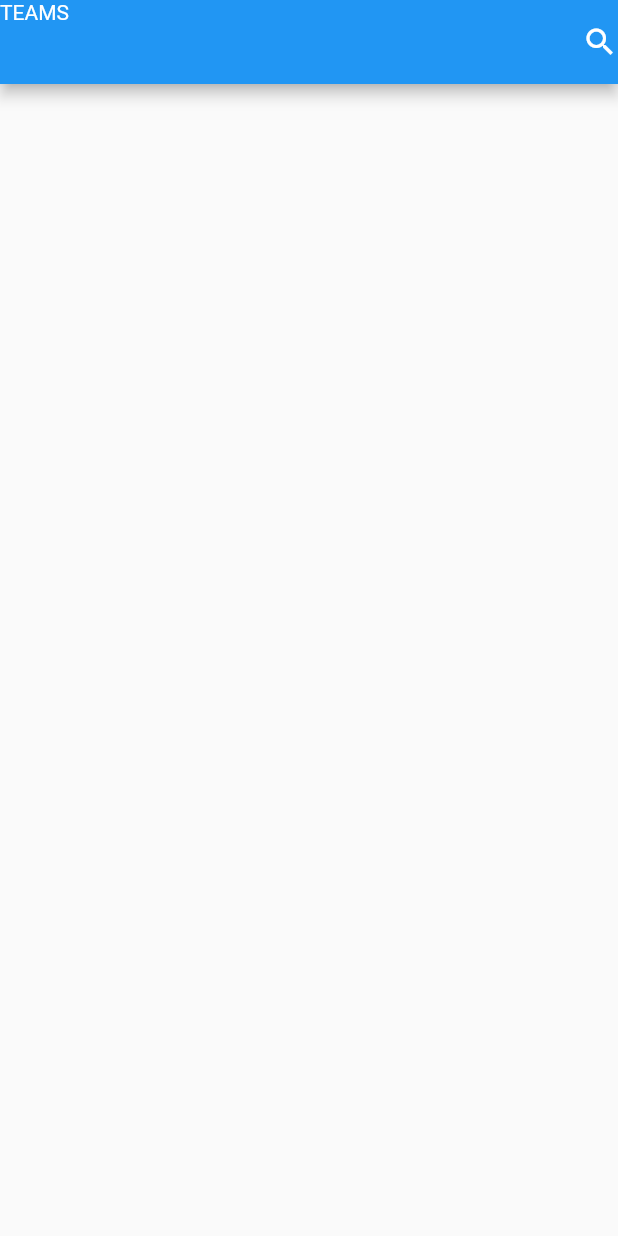
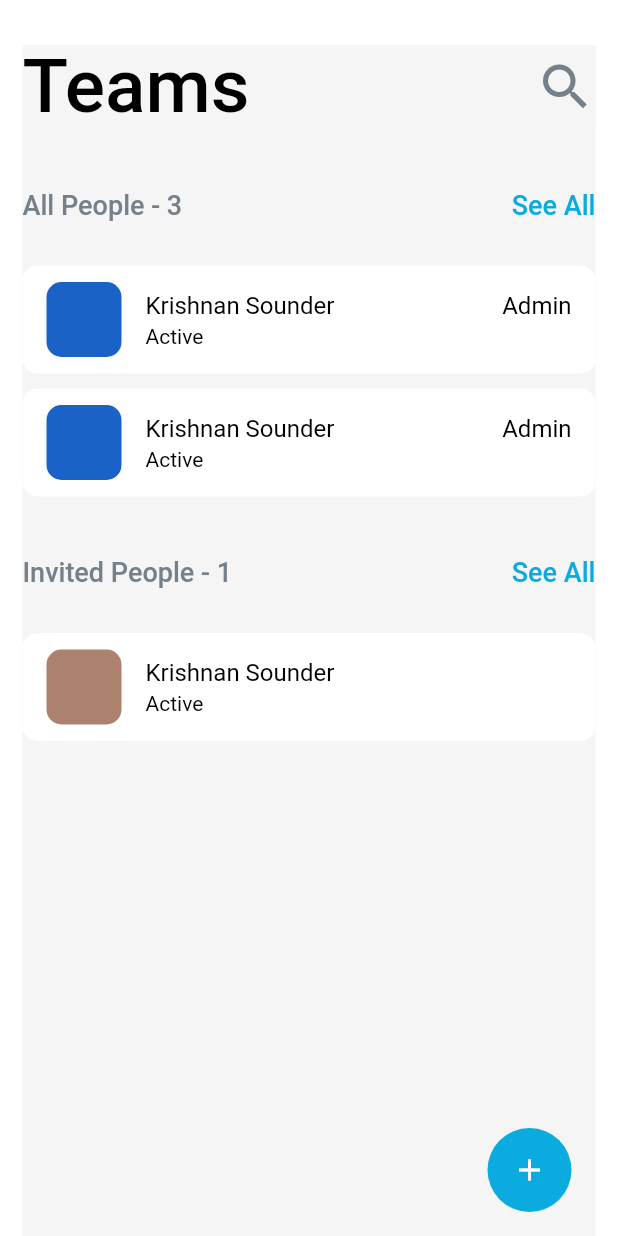
Before and after one commit to muhammedSalihT/marlo_task, a Flutter app: the ContractsScreen screen opened directly, on a phone screen of 412 x 824 dp. Run offline on Flutter 3.47's test engine with Material 2 defaults, Android fonts, the phone set to English and light mode, and no system bars; our stand-ins replace get; missing offline and left inert: iconify_flutter.

Commit message:
contract screen ui finished

```diff
--- a/lib/app/constants/color_const.dart
+++ b/lib/app/constants/color_const.dart
@@ -5,4 +5,6 @@ Color lightBlue = const Color(0xff0CABDF);
 Color grey = const Color(0xff75808A);
 Color darkBlue = const Color(0xff1A62C6);
 Color darkCream = const Color(0xffAC816E);
+Color skyBlue = const Color(0xff0CABDF);
+Color scaffoldWhite = Colors.grey[100]!;
 Color dark = Colors.black;
--- /dev/null
+++ b/lib/app/constants/space_box.dart
@@ -0,0 +1,40 @@
+import 'package:flutter/material.dart';
+
+const stdHeightBox = SizedBox(
+  height: 10,
+);
+const minHeightBox = SizedBox(
+  height: 5,
+);
+
+const mediumHeightBox = SizedBox(
+  height: 25,
+);
+
+const minWidthBox = SizedBox(
+  width: 5,
+);
+
+const stdWidthBox = SizedBox(
+  width: 10,
+);
+const medWidthBox = SizedBox(
+  width: 25,
+);
+const k20Width = SizedBox(
+  width: 20,
+);
+const k30Width = SizedBox(
+  width: 30,
+);
+const k40Height = SizedBox(
+  height: 40,
+);
+
+const k50Width = SizedBox(
+  width: 50,
+);
+
+const k100Width = SizedBox(
+  width: 100,
+);
--- a/lib/app/features/contracts/view/contracts_screen.dart
+++ b/lib/app/features/contracts/view/contracts_screen.dart
@@ -1,15 +1,138 @@
 import 'package:flutter/material.dart';
+import 'package:marlo_task/app/constants/color_const.dart';
+import 'package:marlo_task/app/constants/space_box.dart';
+import 'package:marlo_task/app/utilities/text_style_widget.dart';
 
 class ContractsScreen extends StatelessWidget {
   const ContractsScreen({Key? key}) : super(key: key);
 
   @override
   Widget build(BuildContext context) {
-    return Scaffold(
-      appBar: AppBar(
-        leading: const Text("TEAMS"),
-        actions: const [Icon(Icons.search)],
+    return Padding(
+      padding: const EdgeInsets.only(top: 30, left: 15, right: 15),
+      child: Scaffold(
+        appBar: AppBar(
+          automaticallyImplyLeading: false,
+          titleSpacing: 0,
+          title: const TextStyleWidget(
+            text: "Teams",
+            textSize: 50,
+          ),
+          actions: [
+            Icon(
+              Icons.search,
+              color: grey,
+              size: 40,
+            )
+          ],
+        ),
+        body: Column(
+          children: [
+            k40Height,
+            const HeadingWidgets(
+              head: "All People - 3",
+            ),
+            ListView.separated(
+              padding: const EdgeInsets.symmetric(vertical: 30),
+              shrinkWrap: true,
+              itemBuilder: (context, index) {
+                return Container(
+                  decoration: BoxDecoration(
+                      color: white, borderRadius: BorderRadius.circular(10)),
+                  child: ListTile(
+                    leading: Container(
+                      decoration: BoxDecoration(
+                          color: darkBlue,
+                          borderRadius: BorderRadius.circular(10)),
+                      height: 50,
+                      width: 50,
+                    ),
+                    title: Row(
+                      mainAxisAlignment: MainAxisAlignment.spaceBetween,
+                      children: const [
+                        TextStyleWidget(text: "Krishnan Sounder"),
+                        TextStyleWidget(text: "Admin")
+                      ],
+                    ),
+                    subtitle: const TextStyleWidget(text: "Active"),
+                  ),
+                );
+              },
+              separatorBuilder: (context, index) {
+                return stdHeightBox;
+              },
+              itemCount: 2,
+            ),
+            stdHeightBox,
+            const HeadingWidgets(
+              head: "Invited People - 1",
+            ),
+            ListView.separated(
+              padding: const EdgeInsets.symmetric(vertical: 30),
+              shrinkWrap: true,
+              itemBuilder: (context, index) {
+                return Container(
+                  decoration: BoxDecoration(
+                      color: white, borderRadius: BorderRadius.circular(10)),
+                  child: ListTile(
+                    leading: Container(
+                      decoration: BoxDecoration(
+                          color: darkCream,
+                          borderRadius: BorderRadius.circular(10)),
+                      height: 50,
+                      width: 50,
+                    ),
+                    title: Row(
+                      mainAxisAlignment: MainAxisAlignment.spaceBetween,
+                      children: const [
+                        TextStyleWidget(text: "Krishnan Sounder"),
+                      ],
+                    ),
+                    subtitle: const TextStyleWidget(text: "Active"),
+                  ),
+                );
+              },
+              separatorBuilder: (context, index) {
+                return const SizedBox(
+                  height: 10,
+                );
+              },
+              itemCount: 1,
+            ),
+          ],
+        ),
+        floatingActionButton: FloatingActionButton(
+          backgroundColor: skyBlue,
+          elevation: 0,
+          onPressed: () {},
+          child: const Icon(Icons.add),
+        ),
       ),
     );
   }
 }
+
+class HeadingWidgets extends StatelessWidget {
+  const HeadingWidgets({Key? key, required this.head}) : super(key: key);
+  final String head;
+  @override
+  Widget build(BuildContext context) {
+    return Row(
+      mainAxisAlignment: MainAxisAlignment.spaceBetween,
+      children: [
+        TextStyleWidget(
+          text: head,
+          textSize: 18,
+          textColor: grey,
+          textWidth: FontWeight.w500,
+        ),
+        TextStyleWidget(
+          text: "See All",
+          textSize: 18,
+          textColor: lightBlue,
+          textWidth: FontWeight.w500,
+        )
+      ],
+    );
+  }
+}
--- /dev/null
+++ b/lib/app/utilities/text_style_widget.dart
@@ -0,0 +1,22 @@
+import 'package:flutter/material.dart';
+
+class TextStyleWidget extends StatelessWidget {
+  const TextStyleWidget(
+      {Key? key, required this.text, this.textSize, this.textColor, this.textWidth})
+      : super(key: key);
+
+  final String text;
+  final double? textSize;
+  final Color? textColor;
+  final FontWeight? textWidth;
+  @override
+  Widget build(BuildContext context) {
+    return Text(
+      text,
+      style: TextStyle(
+          color: textColor ?? Colors.black,
+          fontSize: textSize,
+          fontWeight: textWidth),
+    );
+  }
+}
--- a/lib/main.dart
+++ b/lib/main.dart
@@ -1,5 +1,6 @@
 import 'package:flutter/material.dart';
 import 'package:get/get.dart';
+import 'package:marlo_task/app/constants/color_const.dart';
 import 'package:marlo_task/app/features/splash/view/splash_screen.dart';
 
 void main() {
@@ -14,8 +15,9 @@ class MyApp extends StatelessWidget {
     return GetMaterialApp(
       debugShowCheckedModeBanner: false,
       theme: ThemeData(
-        primarySwatch: Colors.blue,
-      ),
+          primarySwatch: Colors.blue,
+          scaffoldBackgroundColor: scaffoldWhite,
+          appBarTheme: AppBarTheme(color: scaffoldWhite, elevation: 0)),
       home: SplashScreen(),
     );
   }
```
